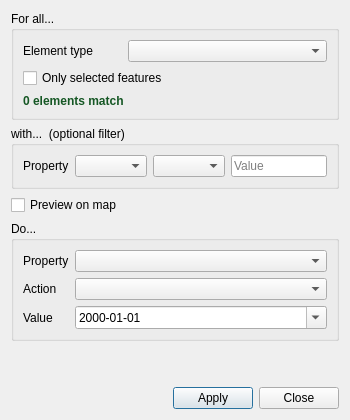
qgisred/QGISRed, file ui/queries/qgisred_groupedit_dialog.ui: the form before one commit.
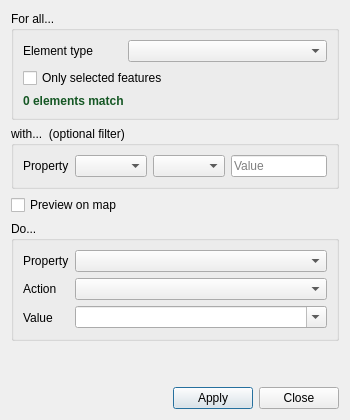
The form after the commit. The open tabs and pages were chosen to show the change.

Commit message: Group Edit: Edit and filter installation dates through a unique-dates dropdown

What changed in the file:
```diff
--- a/ui/queries/qgisred_groupedit_dialog.ui
+++ b/ui/queries/qgisred_groupedit_dialog.ui
@@ -309,11 +309,8 @@
              <number>0</number>
             </property>
             <item>
-             <widget class="QDateEdit" name="deDate">
-              <property name="displayFormat">
-               <string>yyyy-MM-dd</string>
-              </property>
-              <property name="calendarPopup">
+             <widget class="QComboBox" name="cbDate">
+              <property name="editable">
                <bool>true</bool>
               </property>
              </widget>
```
The commit also changes 1 other file.
